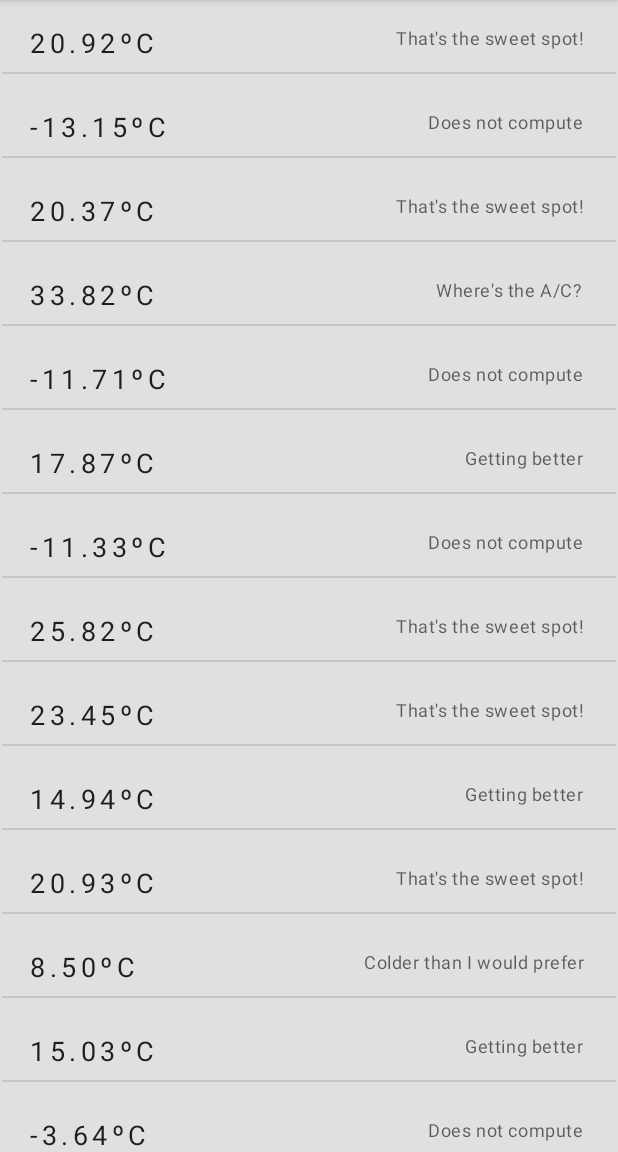
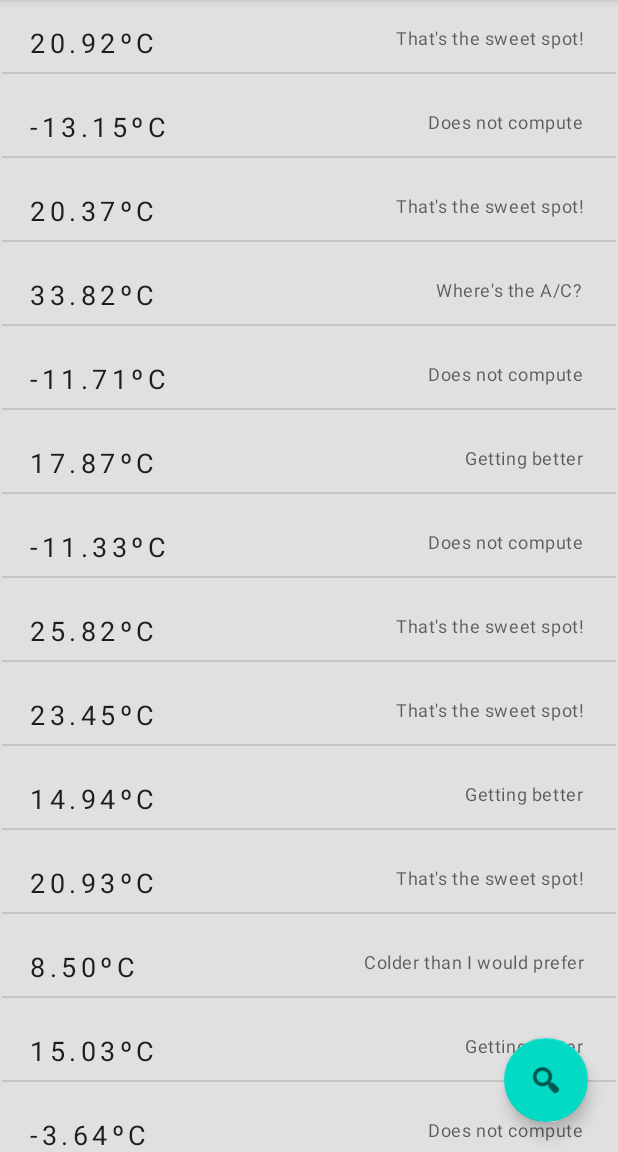
Before and after one commit to cauezito/WeatherForecast, an Android app: the fragment CurrentForecastFragment placed in its activity, on a phone screen of 412 x 824 dp, the part 84-1236 px from its top. Run offline under Robolectric (Android 15) with nearby library versions, the light colour scheme and no system bars; our stand-ins replace data binding; 1 statement that could not run was skipped.

Commit message:
Adicionando float action button (fab) para retornar a tela de inserção de cep

```diff
--- a/app/src/main/java/br/com/cauezito/simpleweatherforecast/AppNavigatorInterface.kt
+++ b/app/src/main/java/br/com/cauezito/simpleweatherforecast/AppNavigatorInterface.kt
@@ -2,4 +2,5 @@ package br.com.cauezito.simpleweatherforecast
 
 interface AppNavigatorInterface {
     fun navigateToCurrentForecast(zipCode : String)
+    fun navigateToLocationEntry()
 }
--- a/app/src/main/java/br/com/cauezito/simpleweatherforecast/CurrentForecastFragment.kt
+++ b/app/src/main/java/br/com/cauezito/simpleweatherforecast/CurrentForecastFragment.kt
@@ -1,5 +1,6 @@
 package br.com.cauezito.simpleweatherforecast
 
+import android.content.Context
 import android.content.Intent
 import android.os.Bundle
 import androidx.fragment.app.Fragment
@@ -17,6 +18,12 @@ import br.com.cauezito.simpleweatherforecast.util.SharedPreferencesUtil
 class CurrentForecastFragment : Fragment() {
 
     private val forecastRepository = ForecastRepository()
+    private lateinit var appNavigatorInterface: AppNavigatorInterface
+
+    override fun onAttach(context: Context) {
+        super.onAttach(context)
+        appNavigatorInterface = context as AppNavigatorInterface
+    }
 
     override fun onCreate(savedInstanceState: Bundle?) {
         super.onCreate(savedInstanceState)
@@ -31,6 +38,11 @@ class CurrentForecastFragment : Fragment() {
         val binding: FragmentCurrentForecastBinding = DataBindingUtil.inflate(inflater, R.layout.fragment_current_forecast, container, false)
 
         val zipcode = requireArguments().getString(KEY_ZIPCODE) ?: ""
+        val fabLocationEntryButton = binding.fabLocationEntryButton
+
+        fabLocationEntryButton.setOnClickListener {
+            appNavigatorInterface.navigateToLocationEntry()
+        }
 
         val forecastList = binding.rvForecastList
         val dailyForestAdapter = DailyForestAdapter(SharedPreferencesUtil(requireContext())){ dailyForecast ->
--- a/app/src/main/java/br/com/cauezito/simpleweatherforecast/MainActivity.kt
+++ b/app/src/main/java/br/com/cauezito/simpleweatherforecast/MainActivity.kt
@@ -34,4 +34,11 @@ class MainActivity : AppCompatActivity(), AppNavigatorInterface {
            .replace(R.id.flContainer, CurrentForecastFragment.newInstance(zipCode))
            .commit()
     }
+
+    override fun navigateToLocationEntry() {
+        supportFragmentManager
+            .beginTransaction()
+            .replace(R.id.flContainer, LocationEntryFragment())
+            .commit()
+    }
 }
--- a/app/src/main/res/layout/fragment_current_forecast.xml
+++ b/app/src/main/res/layout/fragment_current_forecast.xml
@@ -18,5 +18,17 @@
             app:layout_constraintBottom_toBottomOf="parent"
             tools:listitem="@layout/item_daily_forecast"/>
 
+        <com.google.android.material.floatingactionbutton.FloatingActionButton
+            android:id="@+id/fabLocationEntryButton"
+            android:layout_width="wrap_content"
+            android:layout_height="wrap_content"
+            android:layout_marginEnd="20dp"
+            android:layout_marginBottom="20dp"
+            android:clickable="true"
+            android:tint="@android:color/white"
+            android:src="@android:drawable/ic_menu_search"
+            app:layout_constraintBottom_toBottomOf="parent"
+            app:layout_constraintEnd_toEndOf="parent" />
+
     </androidx.constraintlayout.widget.ConstraintLayout>
 </layout>
```
